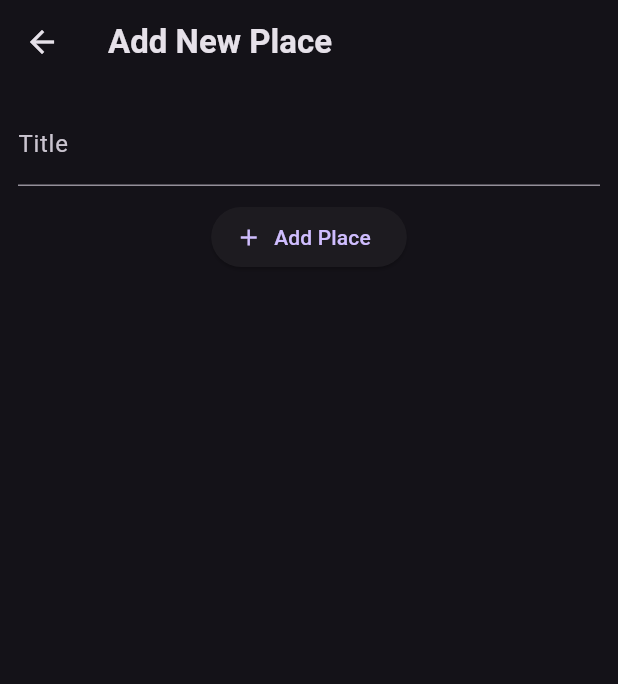
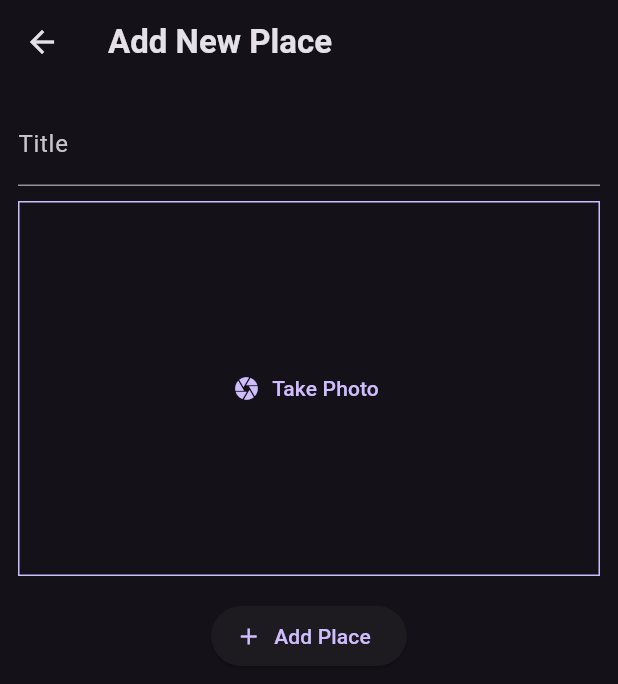
Before and after one commit to phumiphatauk/flutter_favorite_places, a Flutter app: the AddPlaceScreen screen opened directly, on a phone screen of 412 x 824 dp. Shown: the top 684 px of the screen. Run offline on Flutter 3.47's test engine with Material 3 defaults, Android fonts, the phone set to English and light mode, and no system bars; our stand-ins replace flutter_riverpod, google_fonts, image_picker.

Commit message:
Implement image input widget

```diff
--- a/lib/screens/add_place.dart
+++ b/lib/screens/add_place.dart
@@ -2,6 +2,7 @@
 import 'package:flutter_favorite_places/models/place.dart';
 import 'package:flutter_riverpod/flutter_riverpod.dart';
 import 'package:flutter_favorite_places/providers/user_places.dart';
+import 'package:flutter_favorite_places/widgets/image_input.dart';
 
 class AddPlaceScreen extends ConsumerStatefulWidget {
   const AddPlaceScreen({super.key});
@@ -45,6 +46,8 @@
               ),
             ),
             const SizedBox(height: 10),
+            const ImageInput(),
+            const SizedBox(height: 16),
             ElevatedButton.icon(
               onPressed: _savePlace,
               icon: const Icon(Icons.add),
--- /dev/null
+++ b/lib/widgets/image_input.dart
@@ -0,0 +1,61 @@
+import 'dart:io';
+
+import 'package:flutter/material.dart';
+import 'package:image_picker/image_picker.dart';
+
+class ImageInput extends StatefulWidget {
+  const ImageInput({super.key});
+
+  @override
+  State<ImageInput> createState() => _ImageInputState();
+}
+
+class _ImageInputState extends State<ImageInput> {
+  File? _selectedImage;
+
+  void _takePicture() async {
+    final imagePicker = ImagePicker();
+    final pickedImage = await imagePicker.pickImage(
+      source: ImageSource.camera,
+      maxWidth: 600,
+      imageQuality: 80,
+      preferredCameraDevice: CameraDevice.rear,
+    );
+    if (pickedImage == null) {
+      return;
+    }
+    setState(() {
+      _selectedImage = File(pickedImage.path);
+    });
+  }
+
+  @override
+  Widget build(BuildContext context) {
+    Widget content = TextButton.icon(
+      onPressed: _takePicture,
+      icon: const Icon(Icons.camera),
+      label: const Text('Take Photo'),
+    );
+
+    if (_selectedImage != null) {
+      content = Image.file(
+        _selectedImage!,
+        fit: BoxFit.cover,
+        width: double.infinity,
+      );
+    }
+
+    return Container(
+      decoration: BoxDecoration(
+        border: Border.all(
+          width: 1,
+          color: Theme.of(context).colorScheme.primary,
+        ),
+      ),
+      height: 250,
+      width: double.infinity,
+      alignment: Alignment.center,
+      child: content,
+    );
+  }
+}
```
